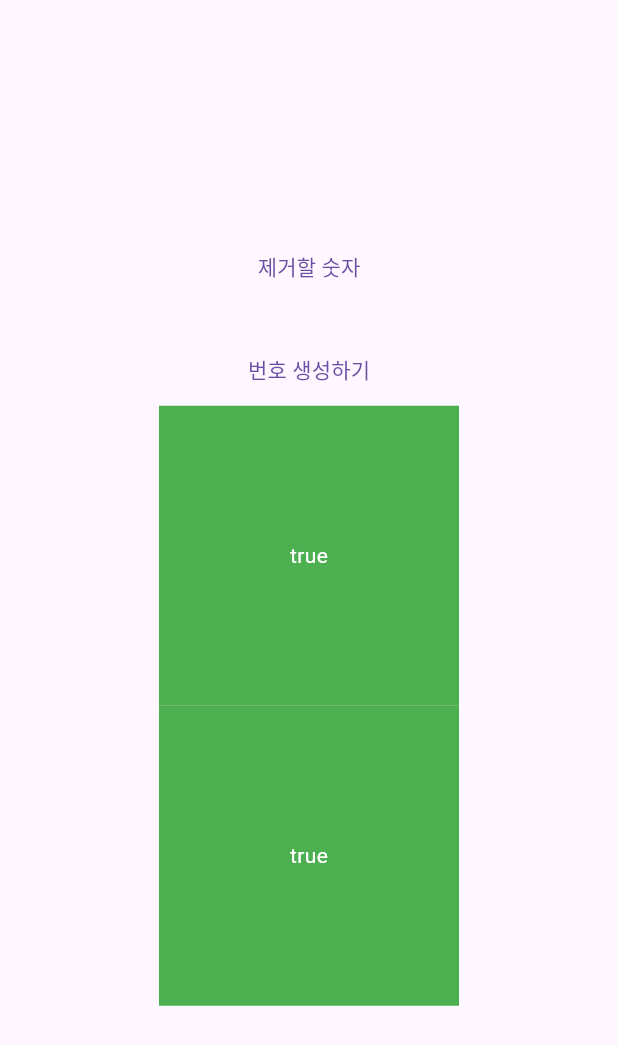
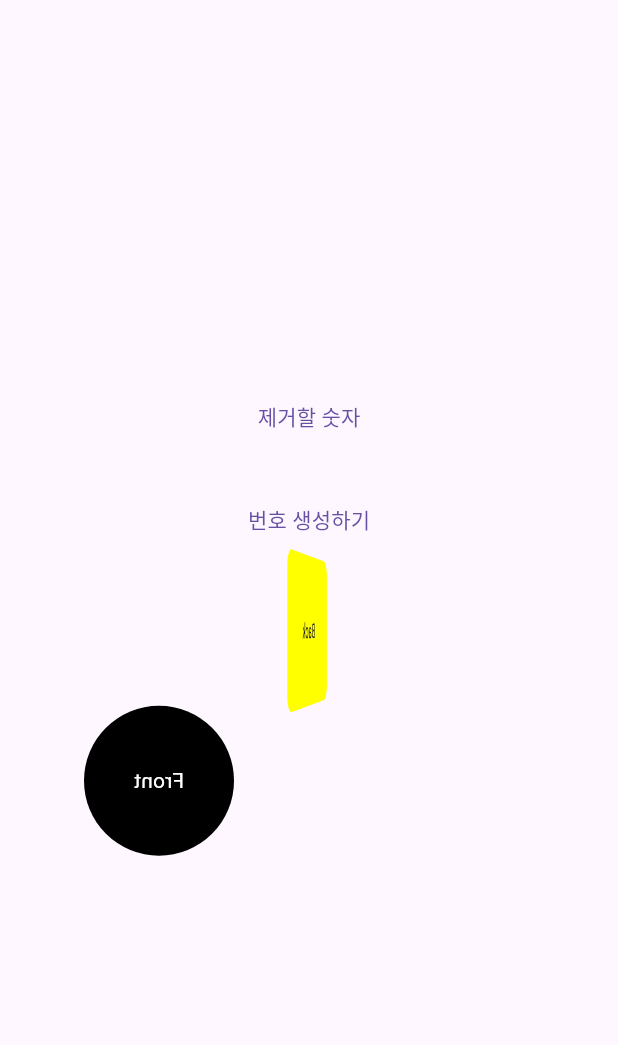
Before and after one commit to hyebinkim00/cloverlotto, a Flutter app: the RandomPage screen opened by its route, after a tap on "번호 생성하기", on a phone screen of 412 x 824 dp. Shown: the top 1045 px of the screen. Run offline on Flutter 3.47's test engine with Material 3 defaults, Android fonts, the phone set to English and light mode, and no system bars; our stand-ins replace animated_splash_screen, dio, flutter_screenutil, fluttertoast, get, pretty_dio_logger and 2 more; missing offline and left inert: cp949_codec; accounts and stored records are empty; generated files the repository leaves out were written again; network calls fail.

Commit message:
kkangnangcong Project - MyPage UI 수정중 (animaion은 아직 모르겟다아)

```diff
--- a/lib/random/controller/random_controller.dart
+++ b/lib/random/controller/random_controller.dart
@@ -1,5 +1,7 @@
 import 'dart:math';
+import 'dart:ui';
 
+import 'package:flutter/material.dart';
 import 'package:get/get.dart';
 
 class RandomController extends GetxController{
@@ -10,6 +12,30 @@ class RandomController extends GetxController{
   RxInt inNumber = 0.obs;
   RxList<List<int>> allRandomNumbers = <List<int>>[].obs;
   late String enteredNumber;
+
+  // animation
+
+  RxDouble angle = 0.0.obs;
+  RxDouble angle2 = 0.0.obs;
+  RxBool isBack = false.obs;
+  Rx<Color> backgroundColor = Colors.black.obs;
+
+  void onTap() {
+    // angle.value = (angle.value + pi) % (2 * pi);
+    angle.value = (angle.value + 180) % 360; // 180도 회전
+
+  }
+  void onTap2(){
+    angle.value = (angle.value + pi) % (2 * pi);
+    isBack.value = !isBack.value;
+    backgroundColor.value = isBack.value ? Colors.black : Colors.yellowAccent;
+  }
+
+
+  void onTap3(){
+    isBack.value = !isBack.value;
+
+  }
 
   void create_list(){
     allRandomNumbers.clear();
--- a/lib/random/view/random_page.dart
+++ b/lib/random/view/random_page.dart
@@ -11,6 +11,10 @@ import '../controller/random_controller.dart';
 class RandomPage extends GetView<RandomController> {
   // 번호추첨 -> 제외 하고 싶은 숫자 , 포함하고 싶은 숫자  , ---> 여섯개 숫자 랜덤 리스트 10개 == > 생성된 번호 저장 가능
   TextEditingController _controller = TextEditingController();
+
+  bool _isBACK = true;
+
+  double _angle = 0;
 
   bool press = true;
   @override
@@ -51,34 +55,62 @@ class RandomPage extends GetView<RandomController> {
                 onPressed: () {
                   press = !press;
                   controller.create_list();
+                  controller.onTap();
                 },
                 child: Text('번호 생성하기'))
             ,
-            Obx(() => AnimatedSwitcher(
-                duration: Duration(milliseconds: 1000),
-              child: createBox(controller.isSwitched.value),
-              transitionBuilder : (Widget child, Animation<double> animation) {
-                return FadeTransition(
-                  opacity: animation,
-                  child: child,
+            // Obx(() => AnimatedSwitcher(
+            //     duration: Duration(milliseconds: 1000),
+            //   child: createBox(controller.isSwitched.value),
+            //   transitionBuilder : (Widget child, Animation<double> animation) {
+            //     return FadeTransition(
+            //       opacity: animation,
+            //       child: child,
+            //     );
+            //   },
+            // )),
+            Obx(() => TweenAnimationBuilder(
+              duration: Duration(milliseconds: 2000),
+              curve: Curves.easeInOut, // 추가된 부분
+              tween: Tween<double>(begin: 0, end: controller.angle.value),
+              onEnd: (){controller.onTap3();} ,
+              builder: (BuildContext con, double val, child) {
+                return Transform(
+                    alignment: Alignment.center,
+                  // alignment: FractionalOffset.center,
+                  transform:Matrix4.identity()
+                    ..setEntry(3, 2, 0.002) // 원근 효과
+                    ..rotateY(val * (3.14 / 180)),
+                  child: Container(width: 100, height: 100,
+                    decoration:BoxDecoration(
+                      color: controller.isBack.value ? Colors.black: Colors.yellowAccent,
+                      borderRadius: BorderRadius.all(Radius.circular(10.0)
+                      ),
+                    ),
+                    child: (Center(child:Text(controller.isBack.value?'Front':'Back'))),
+                  ),
                 );
               },
             )),
-            Obx(() => AnimatedSwitcher(
-              duration: Duration(milliseconds: 1000),
-              transitionBuilder: (child, animation){
-                final rotateValue = Tween<double>(begin: 0, end: 0.0).animate(animation);
-                return Transform(
-                  alignment: Alignment.center,
-                  transform:Matrix4.identity()
-                    ..setEntry(3, 2, 0.001) // Add perspective
-                    ..rotateY( 0),
-                  child: child,
-                );
-              },
-              child: createBox(controller.isSwitched.value),
+            Obx(() => GestureDetector(
+              onTap: (){controller.onTap2();},
+              child: AnimatedContainer(
+                duration: Duration(milliseconds: 500),
+                curve: Curves.easeInOut,
+                transform: Matrix4.rotationY(controller.angle.value * (3.1415927 / 180)),
+                width: 100,
+                height: 100,
+                decoration: BoxDecoration(
+                  color: controller.backgroundColor.value,
+                  shape: BoxShape.circle,
+                ),
+                child: Center(
+                  child: Text(
+                    controller.isBack.value ? 'Back' : 'Front',
+                    style: TextStyle(color: Colors.white),
+                  ),
+                ),),
             ))
-
 
           ],
         ),
```
